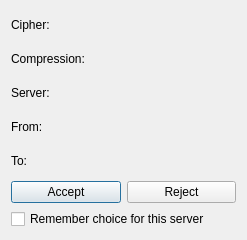
euroelessar/qutim, file src/protocol/account/connection/jcertinfo.ui: the form before one commit.
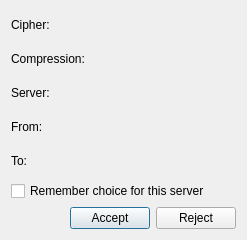
The form after the commit.

Patch:
```diff
--- a/src/protocol/account/connection/jcertinfo.ui
+++ b/src/protocol/account/connection/jcertinfo.ui
@@ -16,13 +16,6 @@
   <layout class="QGridLayout" name="gridLayout_2">
    <item row="0" column="0">
     <layout class="QGridLayout" name="gridLayout">
-     <item row="7" column="0">
-      <widget class="QPushButton" name="acceptButton">
-       <property name="text">
-        <string>Accept</string>
-       </property>
-      </widget>
-     </item>
      <item row="0" column="0">
       <widget class="QLabel" name="label">
        <property name="text">
@@ -58,13 +51,6 @@
        </property>
       </widget>
      </item>
-     <item row="7" column="1">
-      <widget class="QPushButton" name="rejectButton">
-       <property name="text">
-        <string>Reject</string>
-       </property>
-      </widget>
-     </item>
      <item row="4" column="1">
       <widget class="QLabel" name="toLabel">
        <property name="text">
@@ -100,7 +86,38 @@
        </property>
       </widget>
      </item>
-     <item row="8" column="0" colspan="2">
+     <item row="6" column="0" colspan="2">
+      <layout class="QHBoxLayout" name="horizontalLayout">
+       <item>
+        <spacer name="horizontalSpacer">
+         <property name="orientation">
+          <enum>Qt::Horizontal</enum>
+         </property>
+         <property name="sizeHint" stdset="0">
+          <size>
+           <width>40</width>
+           <height>20</height>
+          </size>
+         </property>
+        </spacer>
+       </item>
+       <item>
+        <widget class="QPushButton" name="acceptButton">
+         <property name="text">
+          <string>Accept</string>
+         </property>
+        </widget>
+       </item>
+       <item>
+        <widget class="QPushButton" name="rejectButton">
+         <property name="text">
+          <string>Reject</string>
+         </property>
+        </widget>
+       </item>
+      </layout>
+     </item>
+     <item row="5" column="0" colspan="2">
       <widget class="QCheckBox" name="rememberBox">
        <property name="text">
         <string>Remember choice for this server</string>
```
